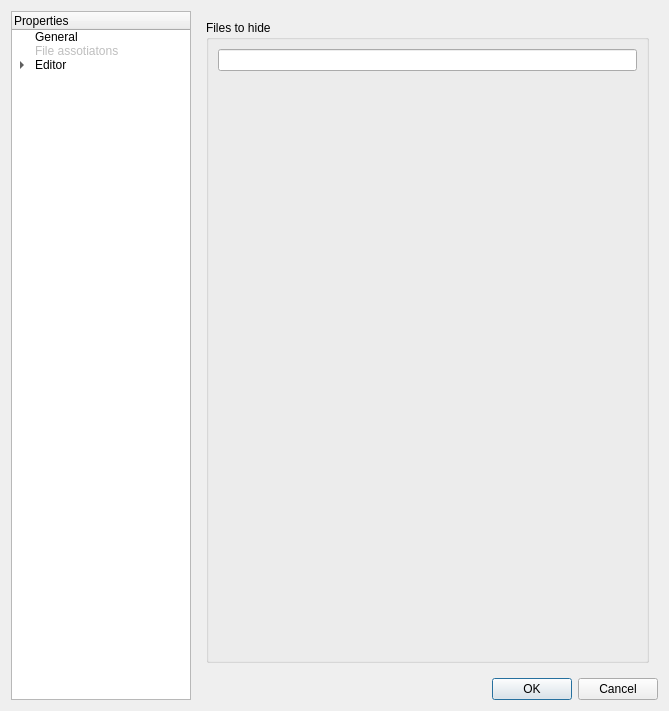
Before: the Qt Designer form mks/ui/UISettings.ui in andreikop/enki, drawn with Qt 5.
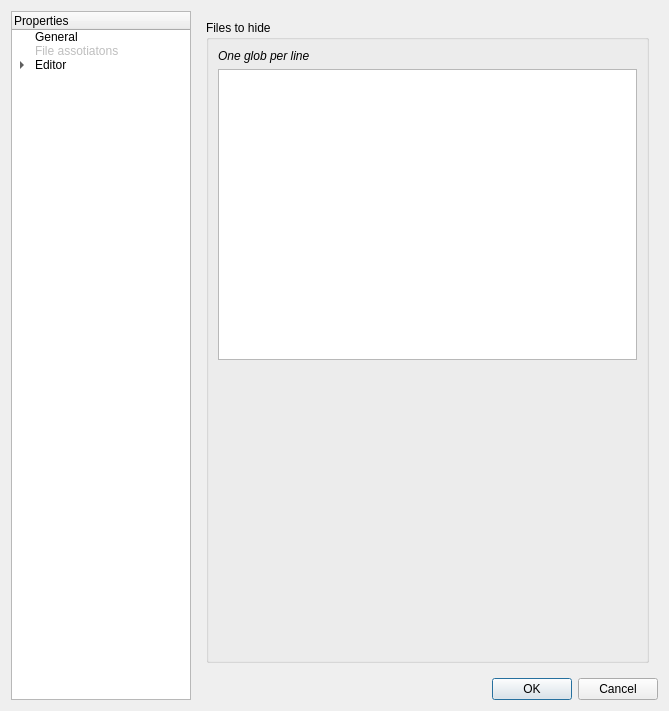
After: the same form once the commit is applied. Custom widgets are drawn as their Qt base class.

Commit message: List, one per line option

What changed in the file:
```diff
--- a/mks/ui/UISettings.ui
+++ b/mks/ui/UISettings.ui
@@ -2138,7 +2138,19 @@
            </property>
            <layout class="QVBoxLayout" name="verticalLayout">
             <item>
-             <widget class="QLineEdit" name="lFilesToHide"/>
+             <widget class="QLabel" name="label_4">
+              <property name="font">
+               <font>
+                <italic>true</italic>
+               </font>
+              </property>
+              <property name="text">
+               <string>One glob per line</string>
+              </property>
+             </widget>
+            </item>
+            <item>
+             <widget class="QPlainTextEdit" name="pteFilesToHide"/>
             </item>
             <item>
              <spacer name="verticalSpacer_3">
```
The commit also changes 5 other files.
